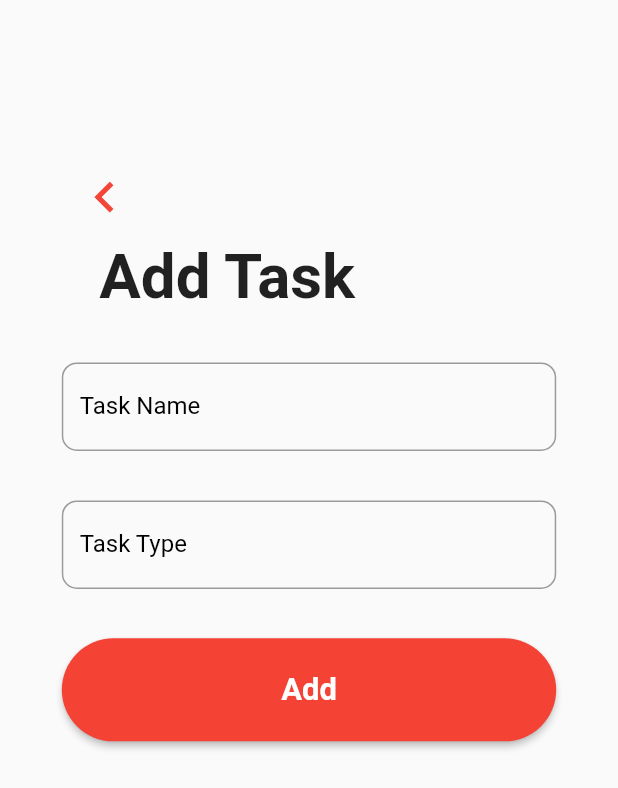
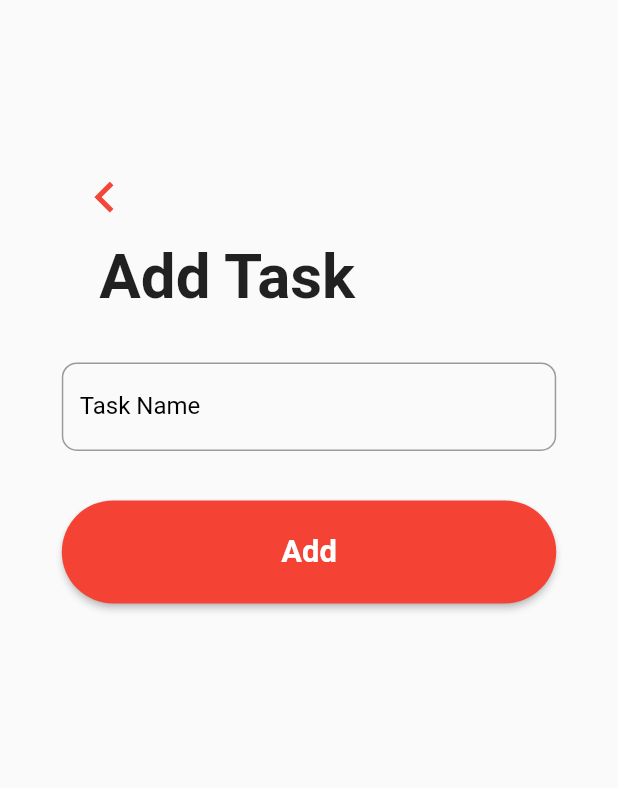
Before and after one commit to muraddagha/flutter-todo, a Flutter app: the CreateTask screen opened directly, on a phone screen of 412 x 824 dp. Shown: the top 788 px of the screen. Run offline on Flutter 3.47's test engine with Material 2 defaults, Android fonts, the phone set to English and light mode, and no system bars.

Commit message:
input added

```diff
--- a/lib/createTask.dart
+++ b/lib/createTask.dart
@@ -1,4 +1,6 @@
 import 'package:flutter/material.dart';
+import 'package:todo/infrastructure/models/task_model.dart';
+import 'package:todo/main.dart';
 
 class CreateTask extends StatefulWidget {
   CreateTask({Key? key}) : super(key: key);
@@ -8,6 +10,8 @@ class CreateTask extends StatefulWidget {
 }
 
 class _CreateTaskState extends State<CreateTask> {
+  TextEditingController textController = new TextEditingController();
+  String input = "";
   @override
   Widget build(BuildContext context) {
     var screenDetail = MediaQuery.of(context);
@@ -30,32 +34,18 @@ class _CreateTaskState extends State<CreateTask> {
               CustomInput(
                 screenHeight: screenHeight,
                 hinText: "Task Name",
+                textController: textController,
               ),
-              CustomInput(
-                screenHeight: screenHeight,
-                hinText: "Task Type",
-              ),
-              InputButton(screenWidth: screenWidth, screenHeight: screenHeight)
+              inputButton(screenWidth, screenHeight, context),
             ],
           ),
         ),
       ),
     );
   }
-}
 
-class InputButton extends StatelessWidget {
-  const InputButton({
-    Key? key,
-    required this.screenWidth,
-    required this.screenHeight,
-  }) : super(key: key);
-
-  final double screenWidth;
-  final double screenHeight;
-
-  @override
-  Widget build(BuildContext context) {
+  SizedBox inputButton(
+      double screenWidth, double screenHeight, BuildContext context) {
     return SizedBox(
       width: screenWidth / 1.1,
       height: screenHeight / 12,
@@ -70,7 +60,17 @@ class InputButton extends StatelessWidget {
               fontSize: screenWidth / 20, fontWeight: FontWeight.bold),
         ),
         onPressed: () {
-          print("object");
+          setState(() {
+            input = textController.text;
+          });
+          TaskModel.modelList.add(TaskModel(
+              id: 4, title: input, content: "salam", isCompleted: false));
+          Navigator.push(
+            context,
+            MaterialPageRoute(
+              builder: (context) => MyApp(),
+            ),
+          );
         },
       ),
     );
@@ -78,20 +78,22 @@ class InputButton extends StatelessWidget {
 }
 
 class CustomInput extends StatelessWidget {
-  const CustomInput({
+  CustomInput({
     Key? key,
     required this.screenHeight,
     required this.hinText,
+    required this.textController,
   }) : super(key: key);
 
   final double screenHeight;
   final String hinText;
-
+  TextEditingController textController = new TextEditingController();
   @override
   Widget build(BuildContext context) {
     return Padding(
       padding: EdgeInsets.only(bottom: screenHeight / 25),
       child: TextField(
+        controller: textController,
         decoration: InputDecoration(
             // hintText: hinText,
             labelText: hinText,
```
Also changed, not shown: lib/main.dart (+7 -10 lines).
